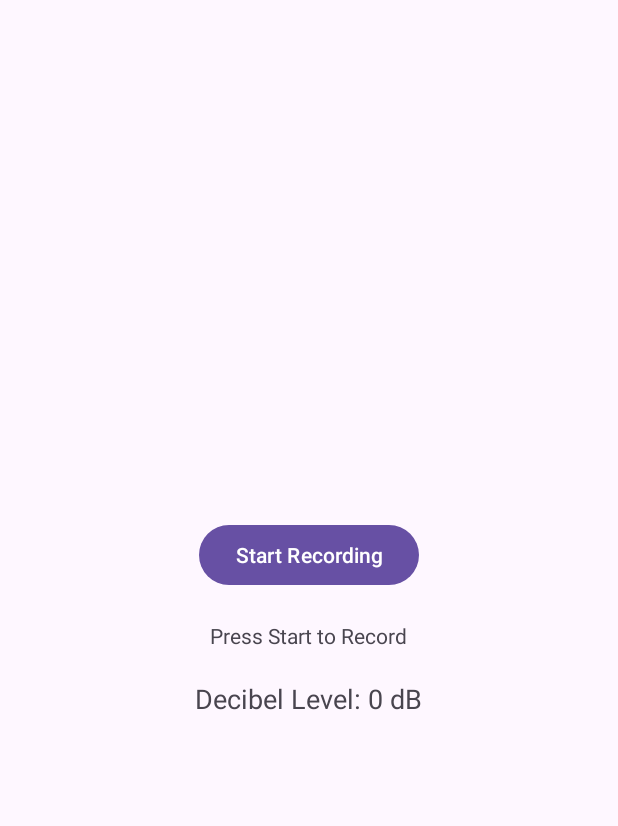
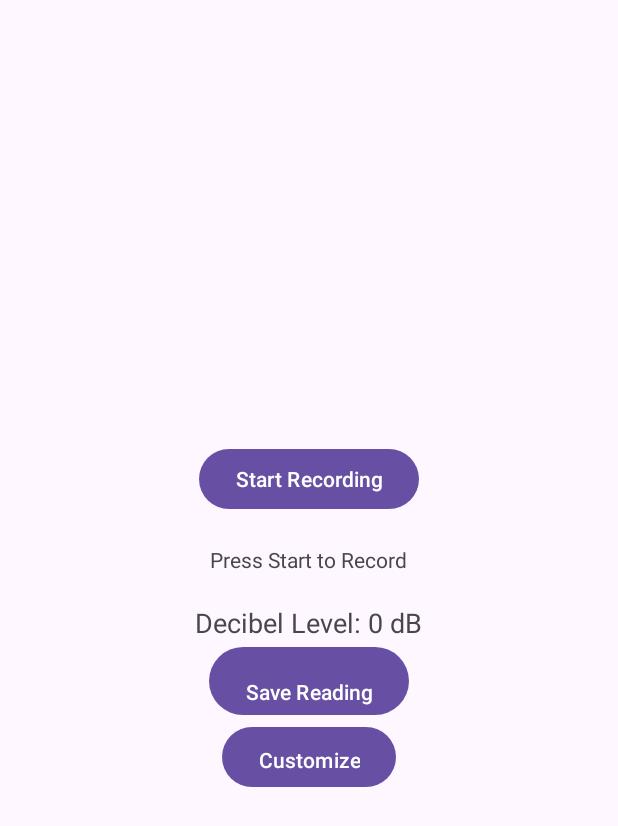
Before and after one commit to rayzathegrave/micapp, an Android app: the screen it shows after launch (MainActivity), on a phone screen of 412 x 824 dp. Shown: the top 826 px of the screen. Run offline under Robolectric (Android 15) with nearby library versions, the phone set to English and light mode, and no system bars.

Commit message:
eerste zaken worden opgeslagen

```diff
--- a/app/src/main/AndroidManifest.xml
+++ b/app/src/main/AndroidManifest.xml
@@ -28,6 +28,11 @@
                 <category android:name="android.intent.category.LAUNCHER" />
             </intent-filter>
         </activity>
+
+        <activity android:name="com.example.micapp.ui.SaveReadingActivity" />
+        <activity android:name="com.example.micapp.ui.CustomizeActivity" />
+
+
     </application>
 
 </manifest>
--- a/app/src/main/java/com/example/micapp/MainActivity.kt
+++ b/app/src/main/java/com/example/micapp/MainActivity.kt
@@ -1,6 +1,7 @@
 package com.example.micapp
 
             import android.Manifest
+            import android.content.Intent
             import android.content.pm.PackageManager
             import android.os.Bundle
             import android.widget.Button
@@ -9,6 +10,9 @@ import androidx.activity.viewModels
             import androidx.appcompat.app.AppCompatActivity
             import androidx.core.app.ActivityCompat
             import androidx.lifecycle.Observer
+
+            import com.example.micapp.ui.SaveReadingActivity
+            import com.example.micapp.ui.CustomizeActivity
             import com.example.micapp.viewmodel.AudioRecorderViewModel
 
             class MainActivity : AppCompatActivity() {
@@ -18,6 +22,8 @@ class MainActivity : AppCompatActivity() {
                 private lateinit var btnStop: Button
                 private lateinit var txtStatus: TextView
                 private lateinit var txtDecibel: TextView
+                private lateinit var btnSaveReading: Button
+                private lateinit var btnCustomize: Button
 
                 override fun onCreate(savedInstanceState: Bundle?) {
                     super.onCreate(savedInstanceState)
@@ -27,10 +33,15 @@ class MainActivity : AppCompatActivity() {
                     btnStop = findViewById(R.id.btn_stop)
                     txtStatus = findViewById(R.id.txt_status)
                     txtDecibel = findViewById(R.id.txt_decibel)
+                    btnSaveReading = findViewById(R.id.btn_save_reading)
+                    btnCustomize = findViewById(R.id.btn_customize)
 
                     requestPermissions()
 
-        // Observe LiveData
+                    // Initialize database
+                    viewModel.initDatabase(this)
+
+                    // Observe LiveData from ViewModel
                     viewModel.isRecording.observe(this, Observer { isRecording ->
                         if (isRecording) {
                             txtStatus.text = "Recording..."
@@ -49,6 +60,19 @@ class MainActivity : AppCompatActivity() {
 
                     btnStart.setOnClickListener { viewModel.startRecording(this) }
                     btnStop.setOnClickListener { viewModel.stopRecording() }
+
+                    // Navigate to SaveReadingActivity
+                    btnSaveReading.setOnClickListener {
+                        val intent = Intent(this, SaveReadingActivity::class.java)
+                        intent.putExtra("DECIBEL_READING", txtDecibel.text.toString()) // Pass the current decibel level
+                        startActivity(intent)
+                    }
+
+                    // Navigate to CustomizeActivity
+                    btnCustomize.setOnClickListener {
+                        val intent = Intent(this, CustomizeActivity::class.java)
+                        startActivity(intent)
+                    }
                 }
 
                 private fun requestPermissions() {
--- /dev/null
+++ b/app/src/main/java/com/example/micapp/database/DatabaseHelper.kt
@@ -0,0 +1,58 @@
+// DatabaseHelper.kt
+package com.example.micapp.database
+
+import android.content.Context
+import android.database.sqlite.SQLiteDatabase
+import android.database.sqlite.SQLiteOpenHelper
+
+class DatabaseHelper(context: Context) : SQLiteOpenHelper(context, DATABASE_NAME, null, DATABASE_VERSION) {
+
+    override fun onCreate(db: SQLiteDatabase) {
+        db.execSQL(CREATE_TABLE_ADD_CATEGORY)
+        db.execSQL(CREATE_TABLE_ADD_ADRES)
+        db.execSQL(CREATE_TABLE_SAVED_READING)
+    }
+
+    override fun onUpgrade(db: SQLiteDatabase, oldVersion: Int, newVersion: Int) {
+        db.execSQL("DROP TABLE IF EXISTS $TABLE_SAVED_READING")
+        db.execSQL("DROP TABLE IF EXISTS $TABLE_ADD_ADRES")
+        db.execSQL("DROP TABLE IF EXISTS $TABLE_ADD_CATEGORY")
+        onCreate(db)
+    }
+
+    companion object {
+        private const val DATABASE_NAME = "micapp.db"
+        private const val DATABASE_VERSION = 1
+
+        const val TABLE_ADD_CATEGORY = "add_category"
+        const val TABLE_ADD_ADRES = "add_adres"
+        const val TABLE_SAVED_READING = "saved_reading"
+
+        private const val CREATE_TABLE_ADD_CATEGORY = """
+            CREATE TABLE $TABLE_ADD_CATEGORY (
+                category VARCHAR(75) PRIMARY KEY
+            );
+        """
+
+        private const val CREATE_TABLE_ADD_ADRES = """
+            CREATE TABLE $TABLE_ADD_ADRES (
+                streetname VARCHAR(250),
+                housenumber INT,
+                PRIMARY KEY (streetname, housenumber)
+            );
+        """
+
+        private const val CREATE_TABLE_SAVED_READING = """
+    CREATE TABLE $TABLE_SAVED_READING (
+        id INTEGER PRIMARY KEY AUTOINCREMENT,
+        decibel INT NOT NULL,
+        category VARCHAR(75),
+        streetname VARCHAR(250),
+        housenumber INT,
+        timestamp VARCHAR(75) NOT NULL,
+        FOREIGN KEY (category) REFERENCES $TABLE_ADD_CATEGORY(category),
+        FOREIGN KEY (streetname, housenumber) REFERENCES $TABLE_ADD_ADRES(streetname, housenumber)
+    );
+"""
+    }
+}
--- a/app/src/main/res/layout/activity_main.xml
+++ b/app/src/main/res/layout/activity_main.xml
@@ -22,8 +22,8 @@
         android:id="@+id/txt_status"
         android:layout_width="wrap_content"
         android:layout_height="wrap_content"
-        android:text="Press Start to Record"
-        android:paddingTop="20dp"/>
+        android:paddingTop="20dp"
+        android:text="Press Start to Record" />
 
     <TextView
         android:id="@+id/txt_decibel"
@@ -32,4 +32,22 @@
         android:text="Decibel Level: 0 dB"
         android:textSize="18sp"
         android:paddingTop="20dp"/>
+
+    <!-- New Save Reading Button -->
+
+    <!-- New Customize Button -->
+    <Button
+        android:id="@+id/btn_save_reading"
+        android:layout_width="wrap_content"
+        android:layout_height="wrap_content"
+        android:paddingTop="20dp"
+        android:text="Save Reading" />
+
+    <Button
+        android:id="@+id/btn_customize"
+        android:layout_width="wrap_content"
+        android:layout_height="wrap_content"
+        android:text="Customize"
+        android:paddingTop="10dp"/>
+
 </LinearLayout>
```
Also changed, not shown: app/src/main/java/com/example/micapp/database/DatabaseRepository.kt (added, +45 -0 lines), app/src/main/java/com/example/micapp/ui/CustomizeActivity.kt (added, +52 -0 lines), app/src/main/java/com/example/micapp/ui/SaveReadingActivity.kt (added, +53 -0 lines), app/src/main/java/com/example/micapp/viewmodel/AudioRecorderViewModel.kt (+22 -28 lines), app/src/main/java/com/example/micapp/viewmodel/CustomizeViewModel.kt (added, +42 -0 lines), app/src/main/java/com/example/micapp/viewmodel/SaveReadingViewModel.kt (added, +16 -0 lines), app/src/main/res/layout/activity_customize.xml (added, +35 -0 lines), app/src/main/res/layout/activity_save_reading.xml (added, +37 -0 lines). Lines whose indentation alone changed are shown as unchanged.
